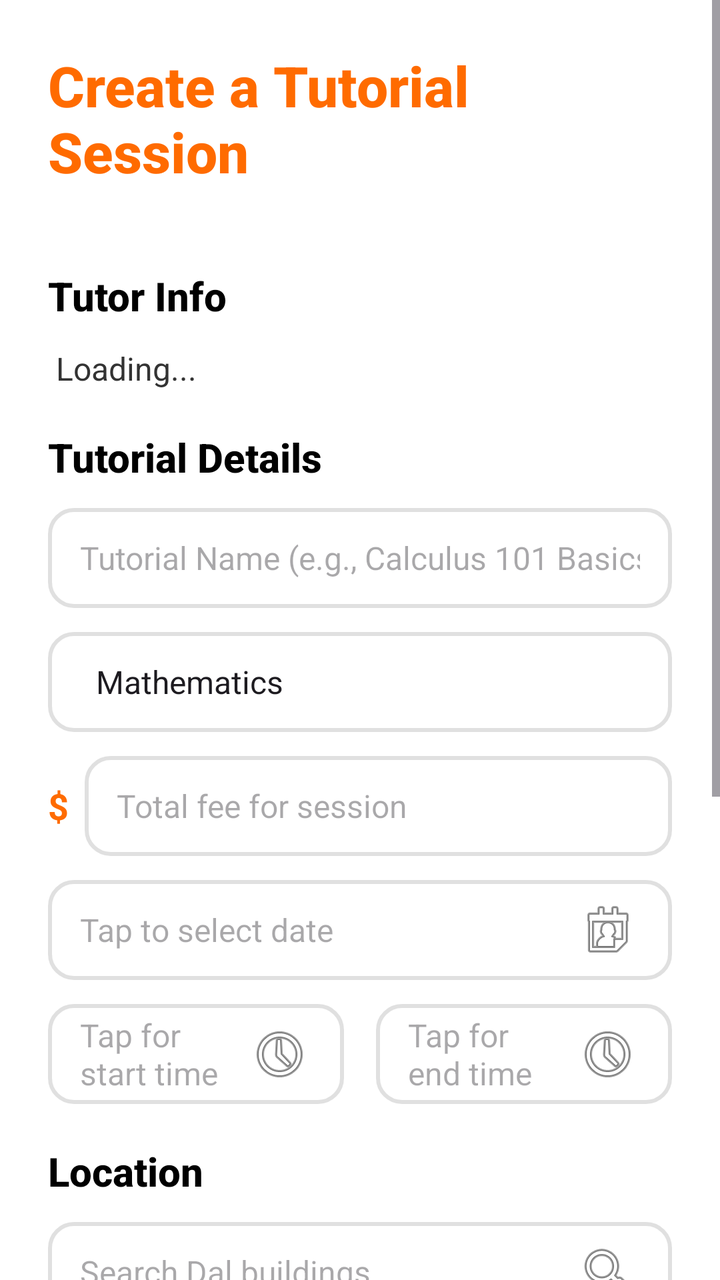
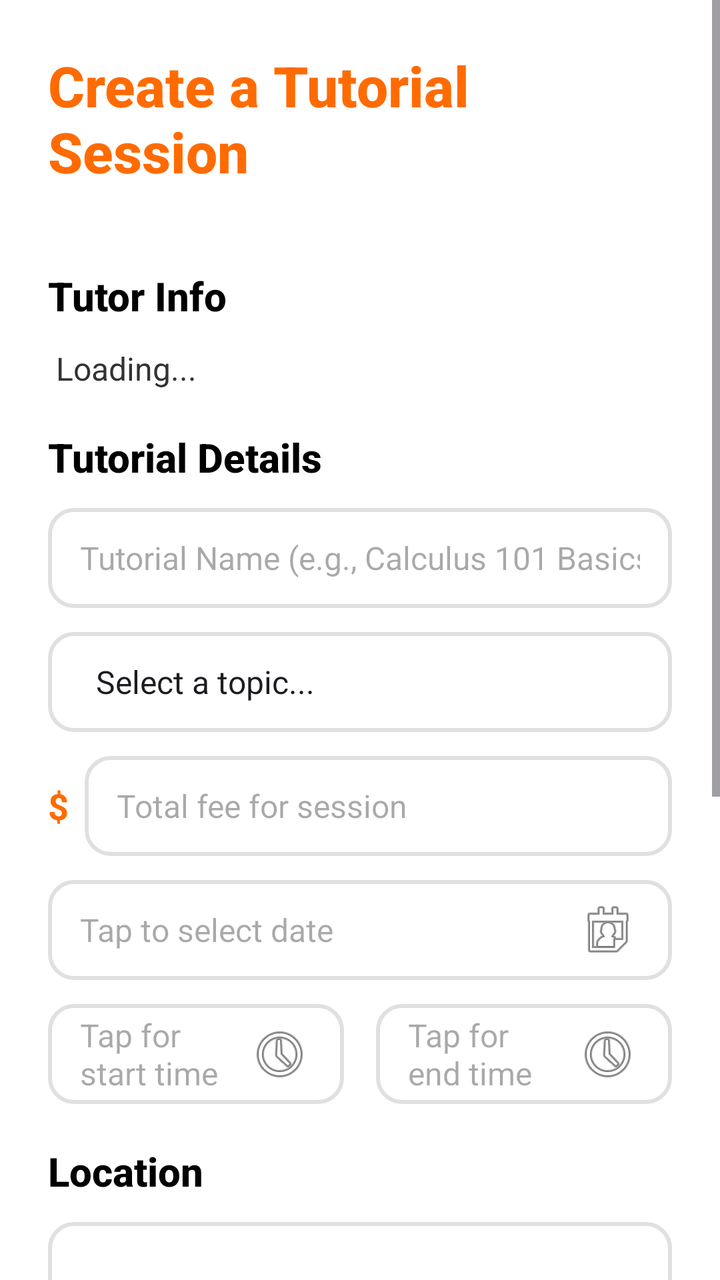

Screens rendered from an Android XML layout before and after an edit, with the pre-edit source and the edit as a unified diff.
<!-- AndroidManifest.xml: application theme Theme.Csci3130Group1 -->
<!-- res/layout/fragment_tutorial_management.xml -->
<?xml version="1.0" encoding="utf-8"?>
<ScrollView xmlns:android="http://schemas.android.com/apk/res/android"
    android:layout_width="match_parent"
    android:layout_height="match_parent"
    android:fillViewport="true"
    android:background="#FFFFFF">

    <LinearLayout
        android:layout_width="match_parent"
        android:layout_height="wrap_content"
        android:background="#FFFFFF"
        android:orientation="vertical"
        android:padding="24dp"
        android:paddingBottom="120dp">

        <TextView
            android:id="@+id/title_text"
            android:layout_width="wrap_content"
            android:layout_height="wrap_content"
            android:text="Create a Tutorial Session"
            android:textSize="28sp"
            android:textStyle="bold"
            android:textColor="#FF6B00"
            android:layout_gravity="center"
            android:layout_marginBottom="40dp"
            android:fontFamily="sans-serif-medium"/>

        
        <TextView
            android:layout_width="wrap_content"
            android:layout_height="wrap_content"
            android:text="Tutor Info"
            android:textSize="20sp"
            android:textStyle="bold"
            android:textColor="#000000"
            android:layout_marginBottom="12dp"
            android:fontFamily="sans-serif-medium"/>

        <TextView
            android:id="@+id/tutor_name_display"
            android:layout_width="match_parent"
            android:layout_height="wrap_content"
            android:text="Loading..."
            android:textSize="16sp"
            android:textColor="#333333"
            android:layout_marginBottom="20dp"
            android:paddingStart="4dp"/>

        
        <TextView
            android:layout_width="wrap_content"
            android:layout_height="wrap_content"
            android:text="Tutorial Details"
            android:textSize="20sp"
            android:textStyle="bold"
            android:textColor="#000000"
            android:layout_marginBottom="12dp"
            android:fontFamily="sans-serif-medium"/>

        <EditText
            android:id="@+id/tutorial_name_input"
            android:layout_width="match_parent"
            android:layout_height="50dp"
            android:hint="Tutorial Name (e.g., Calculus 101 Basics)"
            android:background="@drawable/input_background"
            android:textSize="16sp"
            android:textColor="#333333"
            android:paddingStart="16dp"
            android:paddingEnd="16dp"
            android:layout_marginBottom="12dp"
            android:inputType="textCapWords"
            android:maxLength="50" />

        <Spinner
            android:id="@+id/topic_spinner"
            android:layout_width="match_parent"
            android:layout_height="50dp"
            android:entries="@array/tutorial_topics"
            android:background="@drawable/input_background"
            android:layout_marginBottom="12dp"
            android:paddingStart="16dp"
            android:paddingEnd="16dp"/>

        <LinearLayout
            android:layout_width="match_parent"
            android:layout_height="wrap_content"
            android:orientation="horizontal"
            android:layout_marginBottom="12dp">

            <TextView
                android:layout_width="wrap_content"
                android:layout_height="wrap_content"
                android:text="$"
                android:textSize="18sp"
                android:textColor="#FF6B00"
                android:textStyle="bold"
                android:layout_gravity="center_vertical"
                android:paddingEnd="8dp"/>

            <EditText
                android:id="@+id/fee_input"
                android:layout_width="0dp"
                android:layout_height="50dp"
                android:layout_weight="1"
                android:hint="Total fee for session"
                android:background="@drawable/input_background"
                android:textSize="16sp"
                android:textColor="#333333"
                android:paddingStart="16dp"
                android:paddingEnd="16dp"
                android:inputType="numberDecimal" />

        </LinearLayout>

        <EditText
            android:id="@+id/date_input"
            android:layout_width="match_parent"
            android:layout_height="50dp"
            android:hint="Tap to select date"
            android:background="@drawable/input_background"
            android:textSize="16sp"
            android:textColor="#333333"
            android:paddingStart="16dp"
            android:paddingEnd="16dp"
            android:layout_marginBottom="12dp"
            android:focusable="false"
            android:clickable="true"
            android:cursorVisible="false"
            android:drawableEnd="@android:drawable/ic_menu_my_calendar"
            android:drawablePadding="12dp" />

        <LinearLayout
            android:layout_width="match_parent"
            android:layout_height="wrap_content"
            android:orientation="horizontal"
            android:layout_marginBottom="20dp">

            <EditText
                android:id="@+id/start_time_input"
                android:layout_width="0dp"
                android:layout_height="50dp"
                android:layout_weight="1"
                android:hint="Tap for start time"
                android:background="@drawable/input_background"
                android:textSize="16sp"
                android:textColor="#333333"
                android:paddingStart="16dp"
                android:paddingEnd="16dp"
                android:layout_marginEnd="8dp"
                android:focusable="false"
                android:clickable="true"
                android:cursorVisible="false"
                android:drawableEnd="@android:drawable/ic_menu_recent_history"
                android:drawablePadding="12dp" />

            <EditText
                android:id="@+id/end_time_input"
                android:layout_width="0dp"
                android:layout_height="50dp"
                android:layout_weight="1"
                android:hint="Tap for end time"
                android:background="@drawable/input_background"
                android:textSize="16sp"
                android:textColor="#333333"
                android:paddingStart="16dp"
                android:paddingEnd="16dp"
                android:layout_marginStart="8dp"
                android:focusable="false"
                android:clickable="true"
                android:cursorVisible="false"
                android:drawableEnd="@android:drawable/ic_menu_recent_history"
                android:drawablePadding="12dp" />

        </LinearLayout>


        
        <TextView
            android:layout_width="wrap_content"
            android:layout_height="wrap_content"
            android:text="Location"
            android:textSize="20sp"
            android:textStyle="bold"
            android:textColor="#000000"
            android:layout_marginBottom="12dp"
            android:fontFamily="sans-serif-medium"/>

        <AutoCompleteTextView
            android:id="@+id/place_input"
            android:layout_width="match_parent"
            android:layout_height="50dp"
            android:hint="Search Dal buildings..."
            android:background="@drawable/input_background"
            android:textSize="16sp"
            android:textColor="#333333"
            android:paddingStart="16dp"
            android:paddingEnd="16dp"
            android:layout_marginBottom="8dp"
            android:completionThreshold="1"
            android:drawableEnd="@android:drawable/ic_menu_search"
            android:drawablePadding="12dp" />

        <TextView
            android:id="@+id/selected_location_text"
            android:layout_width="match_parent"
            android:layout_height="wrap_content"
            android:text=""
            android:textSize="14sp"
            android:textColor="#666666"
            android:paddingStart="16dp"
            android:paddingEnd="16dp"
            android:layout_marginBottom="8dp"
            android:visibility="gone" />

        <TextView
            android:id="@+id/location_status_text"
            android:layout_width="wrap_content"
            android:layout_height="wrap_content"
            android:text="Halifax, NS locations only"
            android:textSize="12sp"
            android:textColor="#666666"
            android:layout_marginStart="4dp"
            android:layout_marginBottom="20dp" />

        
        <TextView
            android:layout_width="wrap_content"
            android:layout_height="wrap_content"
            android:text="Description"
            android:textSize="20sp"
            android:textStyle="bold"
            android:textColor="#000000"
            android:layout_marginBottom="12dp"
            android:fontFamily="sans-serif-medium"/>

        <EditText
            android:id="@+id/description_input"
            android:layout_width="match_parent"
            android:layout_height="100dp"
            android:hint="Describe your tutorial session, what you'll cover, and any prerequisites..."
            android:background="@drawable/input_background"
            android:textSize="16sp"
            android:textColor="#333333"
            android:paddingStart="16dp"
            android:paddingEnd="16dp"
            android:paddingTop="12dp"
            android:paddingBottom="12dp"
            android:layout_marginBottom="32dp"
            android:gravity="top"
            android:inputType="textMultiLine|textCapSentences"
            android:lines="4"
            android:maxLines="6" />

        <Button
            android:id="@+id/preview_button"
            android:layout_width="match_parent"
            android:layout_height="56dp"
            android:text="Preview"
            android:background="@drawable/button_background"
            android:textColor="#FFFFFF"
            android:textSize="16sp"
            android:textStyle="bold"
            android:layout_marginBottom="16dp"
            android:elevation="2dp"/>

        <TextView
            android:id="@+id/preview_text"
            android:layout_width="match_parent"
            android:layout_height="wrap_content"
            android:textSize="14sp"
            android:textColor="#333333"
            android:background="#F8F9FA"
            android:padding="16dp"
            android:layout_marginBottom="16dp"
            android:visibility="gone"
            android:lineSpacingExtra="4dp"/>

        <Button
            android:id="@+id/publish_button"
            android:layout_width="match_parent"
            android:layout_height="56dp"
            android:text="Publish Tutorial"
            android:background="@drawable/button_background"
            android:textColor="#FFFFFF"
            android:textSize="16sp"
            android:textStyle="bold"
            android:elevation="2dp"/>
    </LinearLayout>
</ScrollView>
<!-- resources referenced by this layout -->
<resources>
  <string-array name="tutorial_topics">
          <item>Mathematics</item>
          <item>Physics</item>
          <item>Chemistry</item>
          <item>Biology</item>
          <item>Computer Science</item>
          <item>English</item>
          <item>History</item>
      </string-array>
  <!-- drawable button_background (drawable) -->
  <?xml version="1.0" encoding="utf-8"?>
  <shape xmlns:android="http://schemas.android.com/apk/res/android"
      android:shape="rectangle">
      <solid android:color="#FF6B00" />
      <corners android:radius="12dp" />
  </shape>
  <!-- drawable input_background (drawable) -->
  <?xml version="1.0" encoding="utf-8"?>
  <shape xmlns:android="http://schemas.android.com/apk/res/android"
      android:shape="rectangle">
      <solid android:color="#FFFFFF" />
      <stroke
          android:width="2dp"
          android:color="#E0E0E0" />
      <corners android:radius="12dp" />
  </shape>
  <style name="Theme.Csci3130Group1" parent="Base.Theme.Csci3130Group1" />
  <style name="Base.Theme.Csci3130Group1" parent="Theme.Material3.DayNight.NoActionBar">
          
          
      </style>
</resources>

<!-- the commit's change to res/layout/fragment_tutorial_management.xml (unified diff, before → after) -->
@@ -185,20 +185,14 @@
             android:layout_marginBottom="12dp"
             android:fontFamily="sans-serif-medium"/>
 
-        <AutoCompleteTextView
-            android:id="@+id/place_input"
-            android:layout_width="match_parent"
-            android:layout_height="50dp"
-            android:hint="Search Dal buildings..."
-            android:background="@drawable/input_background"
-            android:textSize="16sp"
-            android:textColor="#333333"
-            android:paddingStart="16dp"
-            android:paddingEnd="16dp"
+        <Spinner
+            android:id="@+id/location_spinner"
+            android:layout_width="match_parent"
+            android:layout_height="50dp"
+            android:background="@drawable/input_background"
             android:layout_marginBottom="8dp"
-            android:completionThreshold="1"
-            android:drawableEnd="@android:drawable/ic_menu_search"
-            android:drawablePadding="12dp" />
+            android:paddingStart="16dp"
+            android:paddingEnd="16dp" />
 
         <TextView
             android:id="@+id/selected_location_text"
<!-- resource entries referenced after the edit -->
@@ -1,6 +1,7 @@
 <!-- resources referenced by this layout -->
 <resources>
   <string-array name="tutorial_topics">
+          <item>Select a topic...</item>
           <item>Mathematics</item>
           <item>Physics</item>
           <item>Chemistry</item>
